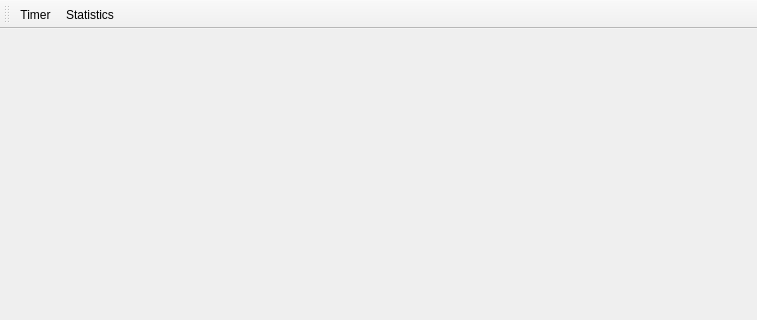
Old version of the form TaskBoard/mainwindow.ui in the repository atilm/TaskBoard; both pictures show x 0 to 757 and y 0 to 320 of the 757 by 544 pixel window.
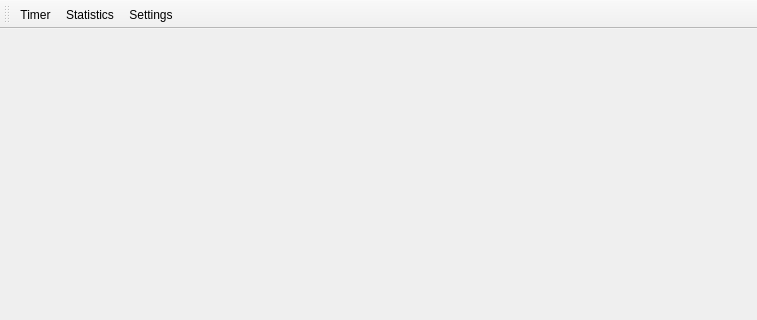
New version of the form. Icons and pictures are not drawn.

```diff
--- a/TaskBoard/mainwindow.ui
+++ b/TaskBoard/mainwindow.ui
@@ -54,6 +54,7 @@
    </attribute>
    <addaction name="actionTimer"/>
    <addaction name="actionStatistics"/>
+   <addaction name="actionSettings"/>
   </widget>
   <widget class="QStatusBar" name="statusBar"/>
   <action name="actionStatistics">
@@ -77,6 +78,15 @@
     <string>Timer</string>
    </property>
   </action>
+  <action name="actionSettings">
+   <property name="icon">
+    <iconset resource="resources.qrc">
+     <normaloff>:/new/prefix1/resources/gear.png</normaloff>:/new/prefix1/resources/gear.png</iconset>
+   </property>
+   <property name="text">
+    <string>Settings</string>
+   </property>
+  </action>
  </widget>
  <layoutdefault spacing="6" margin="11"/>
  <resources>
```
